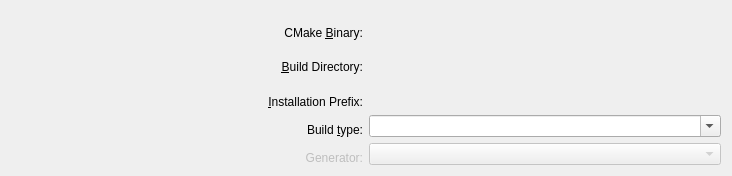
Qt form plugins/managers/cmake/cmakebuilddirchooser.ui (KDE/kdevelop) before a commit.
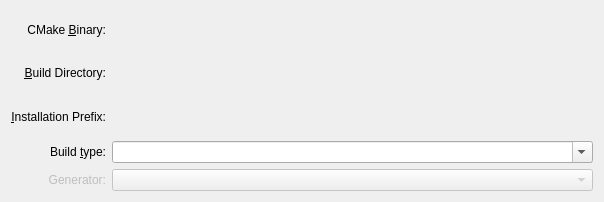
The same form after that commit. Custom widgets are drawn as their Qt base class.

Commit message: Provide a minimum size and put the labels right/vcenter so resizing doesn't screw up the layout

What changed in the file:
```diff
--- a/plugins/managers/cmake/cmakebuilddirchooser.ui
+++ b/plugins/managers/cmake/cmakebuilddirchooser.ui
@@ -5,29 +5,29 @@
    <rect>
     <x>0</x>
     <y>0</y>
-    <width>732</width>
-    <height>176</height>
+    <width>604</width>
+    <height>202</height>
    </rect>
   </property>
+  <property name="minimumSize" >
+   <size>
+    <width>600</width>
+    <height>200</height>
+   </size>
+  </property>
   <property name="windowTitle" >
    <string>Form</string>
   </property>
   <layout class="QGridLayout" name="gridLayout" >
-   <item row="0" column="0" >
-    <widget class="QLabel" name="label_5" >
-     <property name="text" >
-      <string>CMake &amp;Binary:</string>
-     </property>
-     <property name="alignment" >
-      <set>Qt::AlignAbsolute|Qt::AlignBottom|Qt::AlignCenter|Qt::AlignHCenter|Qt::AlignHorizontal_Mask|Qt::AlignJustify|Qt::AlignLeading|Qt::AlignLeft|Qt::AlignRight|Qt::AlignTop|Qt::AlignTrailing|Qt::AlignVCenter|Qt::AlignVertical_Mask</set>
-     </property>
-     <property name="buddy" >
-      <cstring>cmakeBin</cstring>
-     </property>
-    </widget>
-   </item>
    <item row="0" column="1" >
-    <widget class="KUrlRequester" name="cmakeBin" />
+    <widget class="KUrlRequester" name="cmakeBin" >
+     <property name="sizePolicy" >
+      <sizepolicy vsizetype="Preferred" hsizetype="Expanding" >
+       <horstretch>0</horstretch>
+       <verstretch>0</verstretch>
+      </sizepolicy>
+     </property>
+    </widget>
    </item>
    <item row="1" column="0" >
     <widget class="QLabel" name="label_3" >
@@ -35,7 +35,7 @@
       <string>&amp;Build Directory:</string>
      </property>
      <property name="alignment" >
-      <set>Qt::AlignAbsolute|Qt::AlignBottom|Qt::AlignCenter|Qt::AlignHCenter|Qt::AlignHorizontal_Mask|Qt::AlignJustify|Qt::AlignLeading|Qt::AlignLeft|Qt::AlignRight|Qt::AlignTop|Qt::AlignTrailing|Qt::AlignVCenter|Qt::AlignVertical_Mask</set>
+      <set>Qt::AlignRight|Qt::AlignTrailing|Qt::AlignVCenter</set>
      </property>
      <property name="buddy" >
       <cstring>buildFolder</cstring>
@@ -51,7 +51,7 @@
       <string>&amp;Installation Prefix:</string>
      </property>
      <property name="alignment" >
-      <set>Qt::AlignAbsolute|Qt::AlignBottom|Qt::AlignCenter|Qt::AlignHCenter|Qt::AlignHorizontal_Mask|Qt::AlignJustify|Qt::AlignLeading|Qt::AlignLeft|Qt::AlignRight|Qt::AlignTop|Qt::AlignTrailing|Qt::AlignVCenter|Qt::AlignVertical_Mask</set>
+      <set>Qt::AlignRight|Qt::AlignTrailing|Qt::AlignVCenter</set>
      </property>
      <property name="buddy" >
       <cstring>installPrefix</cstring>
@@ -59,7 +59,14 @@
     </widget>
    </item>
    <item row="2" column="1" >
-    <widget class="KUrlRequester" name="installPrefix" />
+    <widget class="KUrlRequester" name="installPrefix" >
+     <property name="sizePolicy" >
+      <sizepolicy vsizetype="Preferred" hsizetype="Expanding" >
+       <horstretch>0</horstretch>
+       <verstretch>0</verstretch>
+      </sizepolicy>
+     </property>
+    </widget>
    </item>
    <item row="3" column="0" >
     <widget class="QLabel" name="label_2" >
@@ -67,7 +74,7 @@
       <string>Build &amp;type:</string>
      </property>
      <property name="alignment" >
-      <set>Qt::AlignAbsolute|Qt::AlignBottom|Qt::AlignCenter|Qt::AlignHCenter|Qt::AlignHorizontal_Mask|Qt::AlignJustify|Qt::AlignLeading|Qt::AlignLeft|Qt::AlignRight|Qt::AlignTop|Qt::AlignTrailing|Qt::AlignVCenter|Qt::AlignVertical_Mask</set>
+      <set>Qt::AlignRight|Qt::AlignTrailing|Qt::AlignVCenter</set>
      </property>
      <property name="buddy" >
       <cstring>buildType</cstring>
@@ -113,7 +120,7 @@
       <string>Generator:</string>
      </property>
      <property name="alignment" >
-      <set>Qt::AlignAbsolute|Qt::AlignBottom|Qt::AlignCenter|Qt::AlignHCenter|Qt::AlignHorizontal_Mask|Qt::AlignJustify|Qt::AlignLeading|Qt::AlignLeft|Qt::AlignRight|Qt::AlignTop|Qt::AlignTrailing|Qt::AlignVCenter|Qt::AlignVertical_Mask</set>
+      <set>Qt::AlignRight|Qt::AlignTrailing|Qt::AlignVCenter</set>
      </property>
      <property name="buddy" >
       <cstring>generator</cstring>
@@ -127,6 +134,19 @@
      </property>
     </widget>
    </item>
+   <item row="0" column="0" >
+    <widget class="QLabel" name="label_5" >
+     <property name="text" >
+      <string>CMake &amp;Binary:</string>
+     </property>
+     <property name="alignment" >
+      <set>Qt::AlignRight|Qt::AlignTrailing|Qt::AlignVCenter</set>
+     </property>
+     <property name="buddy" >
+      <cstring>cmakeBin</cstring>
+     </property>
+    </widget>
+   </item>
   </layout>
  </widget>
  <customwidgets>
```
Left out of the diff: 10 changed lines with no effect on the pictures.
